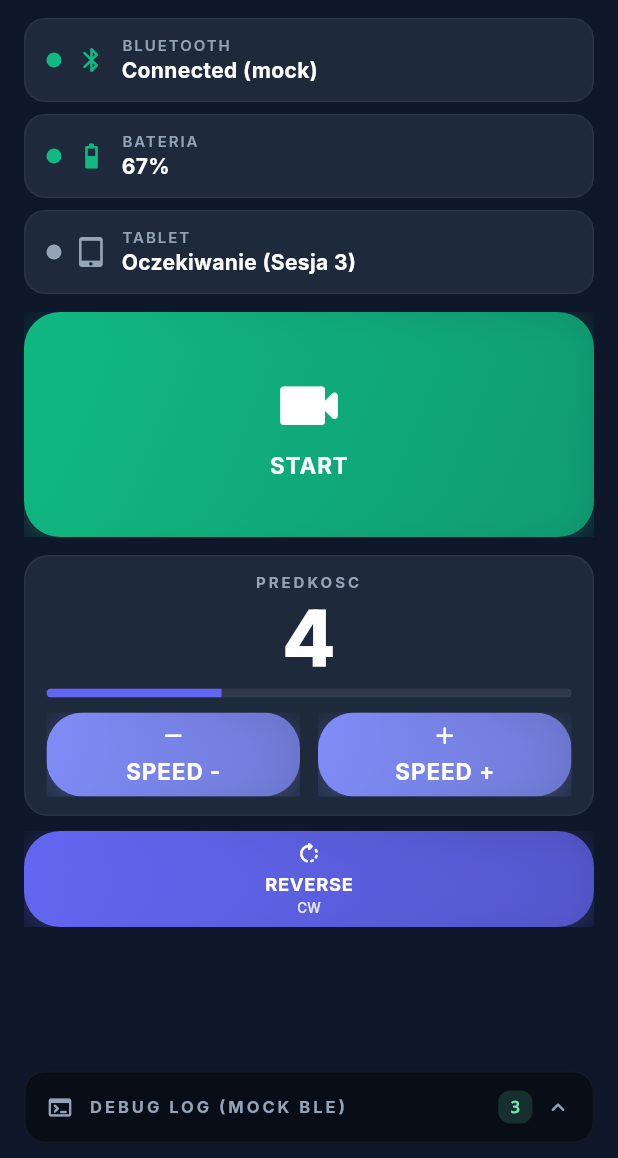
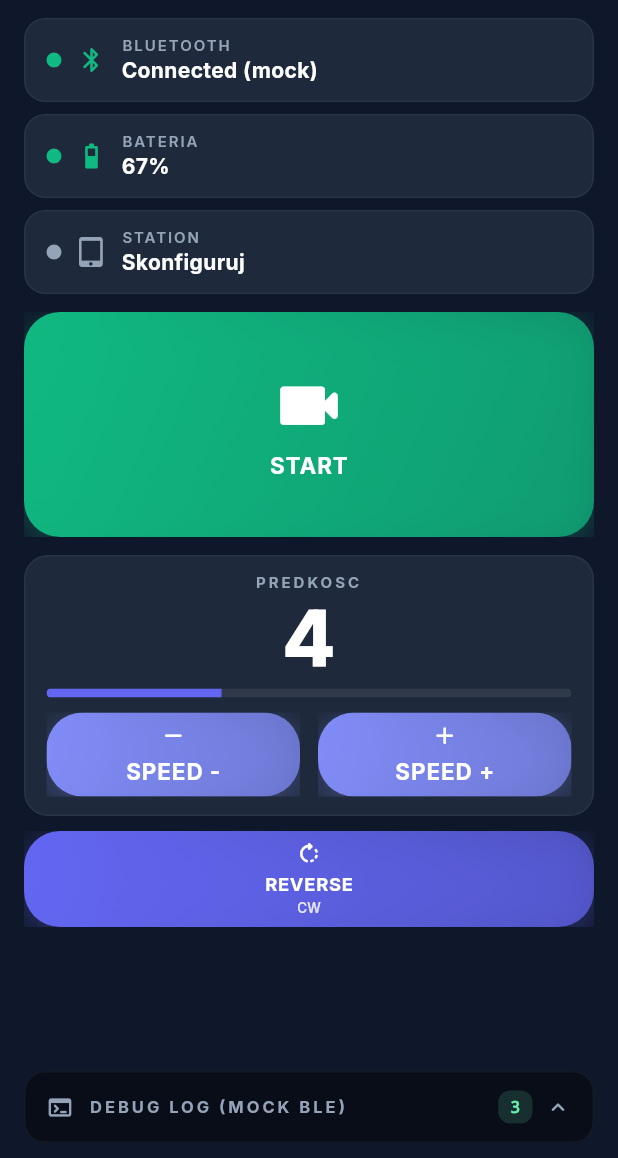
Before and after one commit to Trupson2/akces-booth, a Flutter app: the screen it shows after launch, after a tap on "SPEED -", on a phone screen of 412 x 824 dp, the part 78-1236 px from its top. Run offline on Flutter 3.47's test engine with Material 3 defaults, Android fonts, the phone set to English and light mode, and no system bars; our stand-ins replace camera, dio, google_fonts, permission_handler, qr_flutter, shared_preferences and 3 more; missing offline and left inert: network_info_plus, shelf_router; network calls fail.

Commit message:
feat(sesja4): recorder StationClient (WS commands + HTTP upload)

```diff
--- a/recorder/lib/main.dart
+++ b/recorder/lib/main.dart
@@ -6,12 +6,18 @@ import 'app.dart';
 import 'services/camera_service.dart';
 import 'services/mock_motor_controller.dart';
 import 'services/motor_controller.dart';
+import 'services/station_client.dart';
 
 Future<void> main() async {
   WidgetsFlutterBinding.ensureInitialized();
   await SystemChrome.setPreferredOrientations(const [
     DeviceOrientation.portraitUp,
   ]);
+
+  final stationClient = StationClient();
+  // Fire-and-forget - jesli jest zapamietany IP, od razu probuje sie polaczyc.
+  unawaited(stationClient.loadAndConnect());
+
   runApp(
     MultiProvider(
       providers: [
@@ -21,8 +27,14 @@ Future<void> main() async {
         ChangeNotifierProvider<CameraService>(
           create: (_) => CameraService(),
         ),
+        ChangeNotifierProvider<StationClient>.value(value: stationClient),
       ],
       child: const AkcesBoothRecorder(),
     ),
   );
 }
+
+void unawaited(Future<void> f) {
+  // Tylko do debug - nie zjadamy errorow.
+  f.catchError((Object e) => debugPrint('unawaited error: $e'));
+}
--- a/recorder/lib/screens/home_screen.dart
+++ b/recorder/lib/screens/home_screen.dart
@@ -3,10 +3,12 @@ import 'package:provider/provider.dart';
 
 import '../models/motor_state.dart';
 import '../services/motor_controller.dart';
+import '../services/station_client.dart';
 import '../theme/app_theme.dart';
 import '../widgets/big_button.dart';
 import '../widgets/status_indicator.dart';
 import 'recording_screen.dart';
+import 'station_setup_screen.dart';
 
 class HomeScreen extends StatefulWidget {
   const HomeScreen({super.key});
@@ -138,6 +140,29 @@ class _StatusColumn extends StatelessWidget {
   @override
   Widget build(BuildContext context) {
     final motor = context.watch<MotorController>();
+    final client = context.watch<StationClient>();
+
+    String stationValue;
+    Color stationColor;
+    switch (client.state) {
+      case StationConnState.connected:
+        stationValue = client.ip ?? '?';
+        stationColor = AppTheme.success;
+        break;
+      case StationConnState.connecting:
+        stationValue = 'Lacze...';
+        stationColor = AppTheme.muted;
+        break;
+      case StationConnState.error:
+        stationValue = 'Blad (tap)';
+        stationColor = AppTheme.error;
+        break;
+      case StationConnState.disconnected:
+        stationValue = client.ip == null ? 'Skonfiguruj' : 'Brak polaczenia';
+        stationColor = AppTheme.muted;
+        break;
+    }
+
     return Column(
       crossAxisAlignment: CrossAxisAlignment.stretch,
       children: [
@@ -155,11 +180,19 @@ class _StatusColumn extends StatelessWidget {
           color: AppTheme.success,
         ),
         const SizedBox(height: 8),
-        const StatusIndicator(
-          icon: Icons.tablet_mac_rounded,
-          label: 'TABLET',
-          value: 'Oczekiwanie (Sesja 3)',
-          color: AppTheme.muted,
+        InkWell(
+          onTap: () => Navigator.of(context).push(
+            MaterialPageRoute<void>(
+              builder: (_) => const StationSetupScreen(),
+            ),
+          ),
+          borderRadius: BorderRadius.circular(12),
+          child: StatusIndicator(
+            icon: Icons.tablet_mac_rounded,
+            label: 'STATION',
+            value: stationValue,
+            color: stationColor,
+          ),
         ),
       ],
     );
--- a/recorder/lib/services/settings_store.dart
+++ b/recorder/lib/services/settings_store.dart
@@ -3,10 +3,12 @@ import 'package:shared_preferences/shared_preferences.dart';
 import '../models/recording_mode.dart';
 import '../models/recording_resolution.dart';
 
-/// Persystentne ustawienia uzytkownika (ostatnio uzyta rozdzielczosc + tryb).
+/// Persystentne ustawienia uzytkownika (rozdzielczosc, tryb, adres Station).
 class SettingsStore {
   static const _kResolution = 'recorder.resolution';
   static const _kMode = 'recorder.mode';
+  static const _kStationIp = 'recorder.station.ip';
+  static const _kStationPort = 'recorder.station.port';
 
   SharedPreferences? _prefs;
 
@@ -43,4 +45,24 @@ class SettingsStore {
     final p = await _get();
     await p.setString(_kMode, m.name);
   }
+
+  Future<String?> loadStationIp() async {
+    final p = await _get();
+    return p.getString(_kStationIp);
+  }
+
+  Future<void> saveStationIp(String ip) async {
+    final p = await _get();
+    await p.setString(_kStationIp, ip);
+  }
+
+  Future<int> loadStationPort() async {
+    final p = await _get();
+    return p.getInt(_kStationPort) ?? 8080;
+  }
+
+  Future<void> saveStationPort(int port) async {
+    final p = await _get();
+    await p.setInt(_kStationPort, port);
+  }
 }
--- /dev/null
+++ b/recorder/lib/services/wire_protocol.dart
@@ -0,0 +1,20 @@
+/// Wspolny protokol WebSocket miedzy Station a Recorder.
+///
+/// Zdublowany ze station/lib/services/wire_protocol.dart - trzymajmy
+/// te stale zsynchronizowane (MVP; pakiet wspolny dopiero w Sesji 5+).
+class WireMsg {
+  // Station -> Recorder
+  static const startRecording = 'start_recording';
+  static const stopRecording = 'stop_recording';
+  static const ping = 'ping';
+
+  // Recorder -> Station
+  static const recordingStarted = 'recording_started';
+  static const recordingProgress = 'recording_progress';
+  static const recordingStopped = 'recording_stopped';
+  static const processingProgress = 'processing_progress';
+  static const processingDone = 'processing_done';
+  static const uploadProgress = 'upload_progress';
+  static const error = 'error';
+  static const pong = 'pong';
+}
--- a/recorder/pubspec.yaml
+++ b/recorder/pubspec.yaml
@@ -17,6 +17,10 @@ dependencies:
   path_provider: ^2.1.0
   video_player: ^2.9.0
   permission_handler: ^11.3.0
+  # WiFi client (Station communication)
+  web_socket_channel: ^2.4.0
+  dio: ^5.4.0
+  path: ^1.9.0
 
 dev_dependencies:
   flutter_test:
```
Also changed, not shown: recorder/lib/screens/recording_screen.dart (+73 -9 lines), recorder/lib/screens/station_setup_screen.dart (added, +245 -0 lines), recorder/lib/services/station_client.dart (added, +265 -0 lines), 1 other file.
